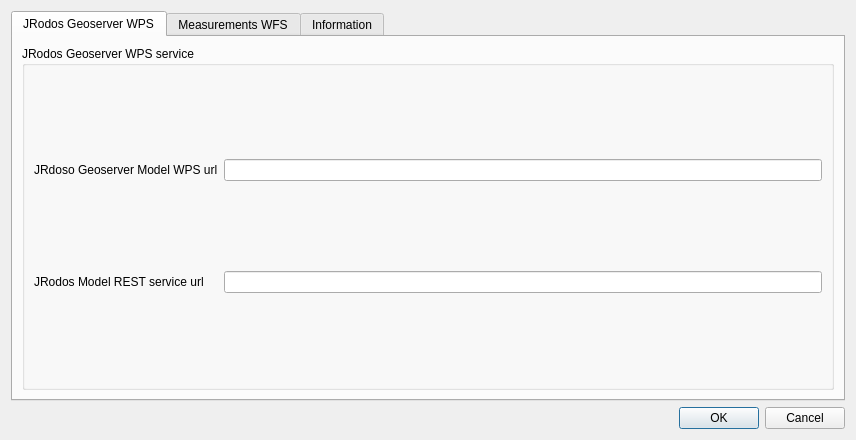
Before: the Qt Designer form jrodos_settings_dialog_base.ui in rduivenvoorde/jrodos, drawn with Qt 5.
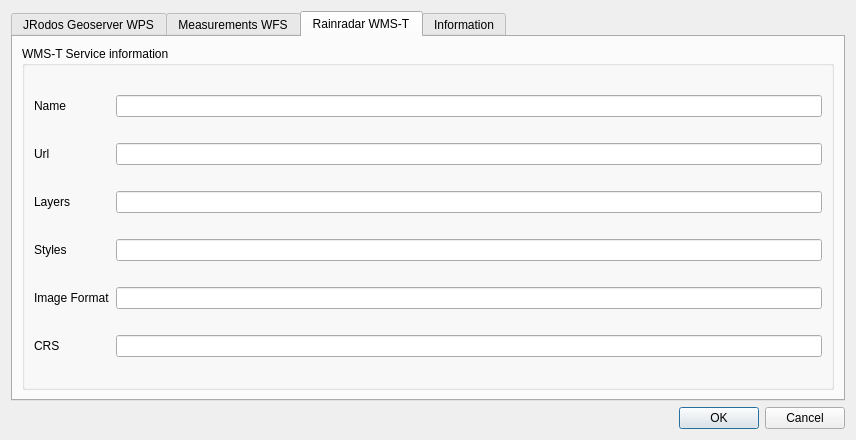
After: the same form once the commit is applied. The open tabs and pages were chosen to show the change.

Commit message: adding Rainradar to data group

Diff of the .ui file:
```diff
--- a/jrodos_settings_dialog_base.ui
+++ b/jrodos_settings_dialog_base.ui
@@ -13,18 +13,8 @@
   <property name="windowTitle">
    <string>Dialog</string>
   </property>
-  <layout class="QGridLayout" name="gridLayout">
-   <item row="1" column="0">
-    <widget class="QDialogButtonBox" name="buttonBox">
-     <property name="orientation">
-      <enum>Qt::Horizontal</enum>
-     </property>
-     <property name="standardButtons">
-      <set>QDialogButtonBox::Cancel|QDialogButtonBox::Ok</set>
-     </property>
-    </widget>
-   </item>
-   <item row="0" column="0">
+  <layout class="QVBoxLayout" name="verticalLayout">
+   <item>
     <widget class="QTabWidget" name="tabWidget">
      <property name="currentIndex">
       <number>0</number>
@@ -43,7 +33,7 @@
           <item row="0" column="0">
            <widget class="QLabel" name="label_2">
             <property name="text">
-             <string>JRdoso Geoserver Model WPS url</string>
+             <string>JRodos Geoserver Model WPS url</string>
             </property>
            </widget>
           </item>
@@ -114,6 +104,82 @@
        </item>
       </layout>
      </widget>
+     <widget class="QWidget" name="tab_rain_wmst_settings">
+      <attribute name="title">
+       <string>Rainradar WMS-T</string>
+      </attribute>
+      <layout class="QGridLayout" name="gridLayout">
+       <item row="0" column="0">
+        <widget class="QGroupBox" name="groupBox_3">
+         <property name="title">
+          <string>WMS-T Service information</string>
+         </property>
+         <layout class="QGridLayout" name="gridLayout_7">
+          <item row="1" column="0">
+           <widget class="QLabel" name="label_12">
+            <property name="text">
+             <string>Url</string>
+            </property>
+           </widget>
+          </item>
+          <item row="4" column="0">
+           <widget class="QLabel" name="label_13">
+            <property name="text">
+             <string>Image Format</string>
+            </property>
+           </widget>
+          </item>
+          <item row="0" column="0">
+           <widget class="QLabel" name="label_14">
+            <property name="text">
+             <string>Name</string>
+            </property>
+           </widget>
+          </item>
+          <item row="3" column="0">
+           <widget class="QLabel" name="label_15">
+            <property name="text">
+             <string>Styles</string>
+            </property>
+           </widget>
+          </item>
+          <item row="2" column="0">
+           <widget class="QLabel" name="label_16">
+            <property name="text">
+             <string>Layers</string>
+            </property>
+           </widget>
+          </item>
+          <item row="0" column="1">
+           <widget class="QLineEdit" name="rainradar_wmst_name"/>
+          </item>
+          <item row="5" column="0">
+           <widget class="QLabel" name="label_17">
+            <property name="text">
+             <string>CRS</string>
+            </property>
+           </widget>
+          </item>
+          <item row="1" column="1">
+           <widget class="QLineEdit" name="rainradar_wmst_url"/>
+          </item>
+          <item row="2" column="1">
+           <widget class="QLineEdit" name="rainradar_wmst_layers"/>
+          </item>
+          <item row="3" column="1">
+           <widget class="QLineEdit" name="rainradar_wmst_styles"/>
+          </item>
+          <item row="4" column="1">
+           <widget class="QLineEdit" name="rainradar_wmst_imgformat"/>
+          </item>
+          <item row="5" column="1">
+           <widget class="QLineEdit" name="rainradar_wmst_crs"/>
+          </item>
+         </layout>
+        </widget>
+       </item>
+      </layout>
+     </widget>
      <widget class="QWidget" name="tab_info">
       <attribute name="title">
        <string>Information</string>
@@ -134,6 +200,16 @@
      </widget>
     </widget>
    </item>
+   <item>
+    <widget class="QDialogButtonBox" name="buttonBox">
+     <property name="orientation">
+      <enum>Qt::Horizontal</enum>
+     </property>
+     <property name="standardButtons">
+      <set>QDialogButtonBox::Cancel|QDialogButtonBox::Ok</set>
+     </property>
+    </widget>
+   </item>
   </layout>
  </widget>
  <resources/>
```
The commit also changes 2 other files.
